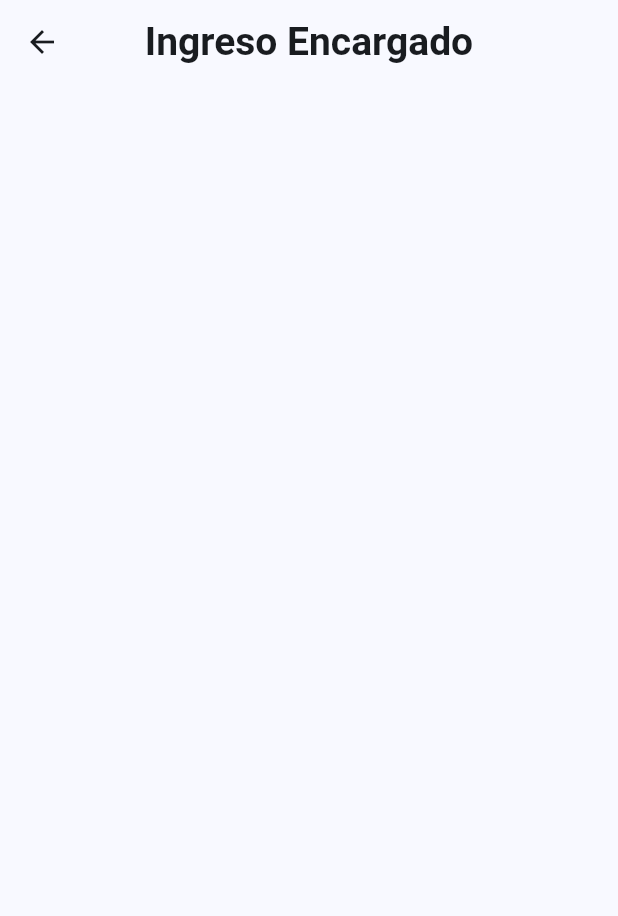
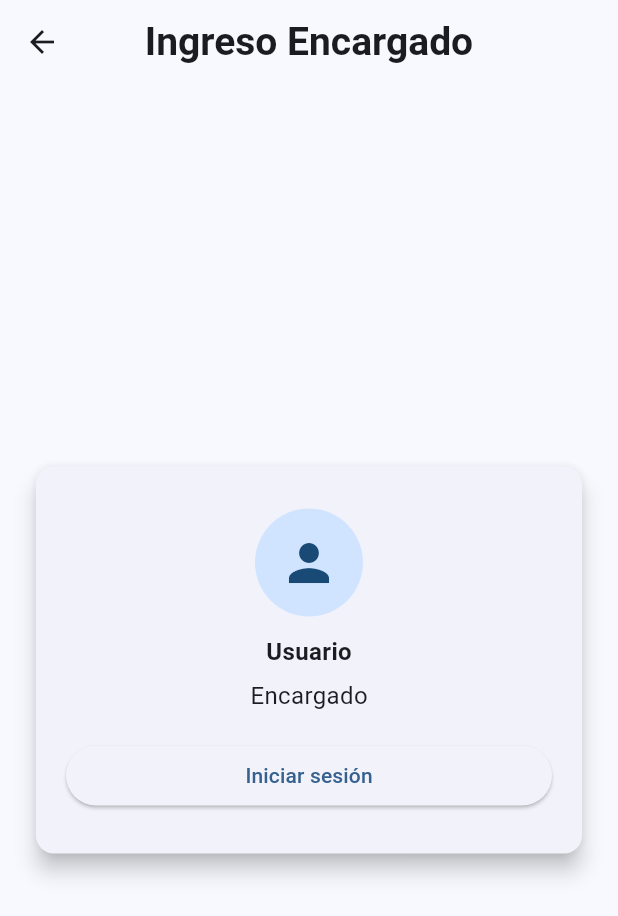
Before and after one commit to Diego-Mtus/Equipo05-IdS, a Flutter app: the screen it shows after launch, after a tap on "Iniciar sesión como encargado", on a phone screen of 412 x 824 dp. Shown: the top 916 px of the screen. Run offline on Flutter 3.47's test engine with Material 3 defaults, Android fonts, the light colour scheme and no system bars; our stand-ins replace flutter_map, hive, hive_flutter, image_picker, latlong2, shared_preferences; accounts and stored records are empty.

Commit message:
feat: seccion encargado funcional

```diff
--- a/lib/encargado_login.dart
+++ b/lib/encargado_login.dart
@@ -1,4 +1,5 @@
 import 'package:flutter/material.dart';
+import 'package:objetos_perdidos/menu_reportes.dart';
 
 class EncargadoLoginScreen extends StatefulWidget {
   const EncargadoLoginScreen({super.key});
@@ -8,6 +9,11 @@ class EncargadoLoginScreen extends StatefulWidget {
 }
 
 class _EncargadoLoginScreenState extends State<EncargadoLoginScreen> {
+  bool _loggedIn = false;
+
+  void _iniciarSesion() {
+    setState(() => _loggedIn = true);
+  }
 
   @override
   Widget build(BuildContext context) {
@@ -16,7 +22,78 @@ class _EncargadoLoginScreenState extends State<EncargadoLoginScreen> {
         title: const Text('Ingreso Encargado'),
         centerTitle: true,
       ),
+      body: Center(
+        child: Padding(
+          padding: const EdgeInsets.all(20),
+          child: Card(
+            shape: RoundedRectangleBorder(borderRadius: BorderRadius.circular(12)),
+            elevation: 6,
+            child: Padding(
+              padding: const EdgeInsets.symmetric(vertical: 28, horizontal: 20),
+              child: Column(
+                mainAxisSize: MainAxisSize.min,
+                children: [
+                  const CircleAvatar(
+                    radius: 36,
+                    child: Icon(Icons.person, size: 40),
+                  ),
+                  const SizedBox(height: 12),
+                  const Text('Usuario', style: TextStyle(fontWeight: FontWeight.w600)),
+                  const SizedBox(height: 6),
+                  const Text('Encargado', style: TextStyle(fontSize: 16)),
+                  const SizedBox(height: 18),
 
+                  if (!_loggedIn) ...[
+                    SizedBox(
+                      width: double.infinity,
+                      child: ElevatedButton(
+                        onPressed: _iniciarSesion,
+                        child: const Text('Iniciar sesión'),
+                      ),
+                    ),
+                  ] else ...[
+                    const Text('Sesión iniciada como Encargado', textAlign: TextAlign.center),
+                    const SizedBox(height: 18),
+                    SizedBox(
+                      width: double.infinity,
+                      child: ElevatedButton.icon(
+                        icon: const Icon(Icons.list),
+                        label: const Text('Ver reportes'),
+                        onPressed: () {
+                          Navigator.push(
+                            context,
+                            MaterialPageRoute(builder: (_) => const ReportesScreen()),
+                          );
+                        },
+                      ),
+                    ),
+                    const SizedBox(height: 10),
+                    SizedBox(
+                      width: double.infinity,
+                      child: ElevatedButton.icon(
+                        icon: const Icon(Icons.search),
+                        label: const Text('Ver coincidencias'),
+                        onPressed: () {
+                          Navigator.push(
+                            context,
+                            // Reemplazar con la pantalla de coincidencias cuando esté disponible
+                            MaterialPageRoute(builder: (_) => const ReportesScreen()),
+                          );
+                        },
+                      ),
+                    ),
+                    const SizedBox(height: 8),
+                    TextButton(
+                      onPressed: () => setState(() => _loggedIn = false),
+                      child: const Text('Cerrar sesión'),
+                    ),
+                  ],
+                ],
+              ),
+            ),
+          ),
+        ),
+      ),
     );
   }
 }
--- a/lib/main.dart
+++ b/lib/main.dart
@@ -3,7 +3,6 @@ import 'package:flutter_localizations/flutter_localizations.dart';
 import 'package:objetos_perdidos/encargado_login.dart';
 import 'package:objetos_perdidos/formulario_objeto_encontrado.dart';
 import 'package:objetos_perdidos/formulario_objeto_perdido.dart';
-import 'package:objetos_perdidos/menu_reportes.dart';
 import 'package:hive_flutter/hive_flutter.dart';
 import 'dart:typed_data';
 
```
